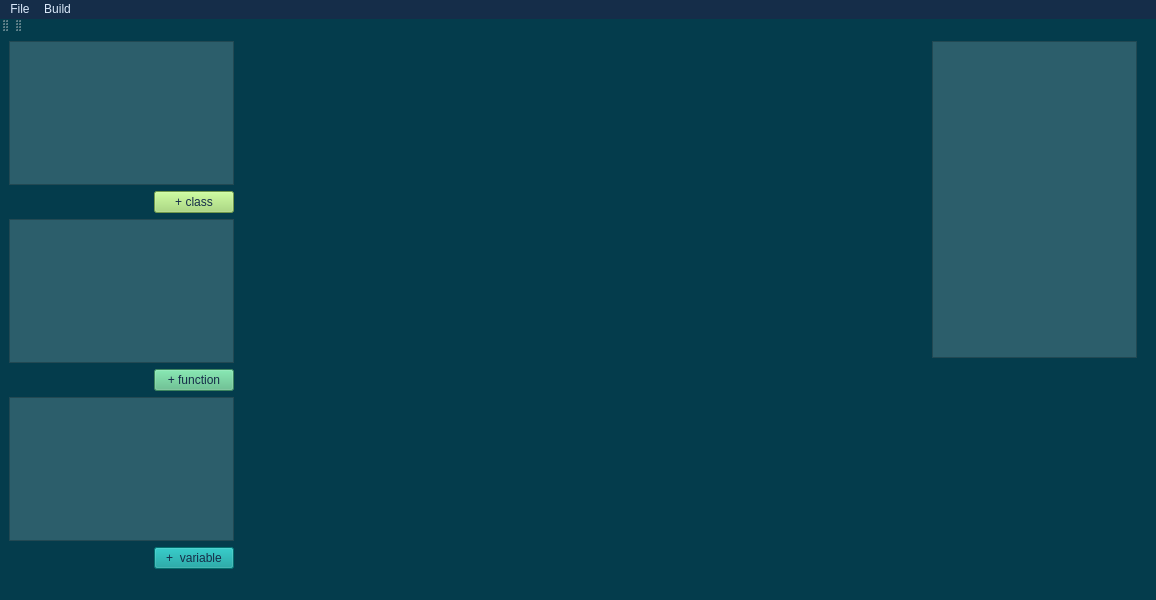
Before: the Qt Designer form mainwindow.ui in Alienso/MainAnt, drawn with Qt 5.
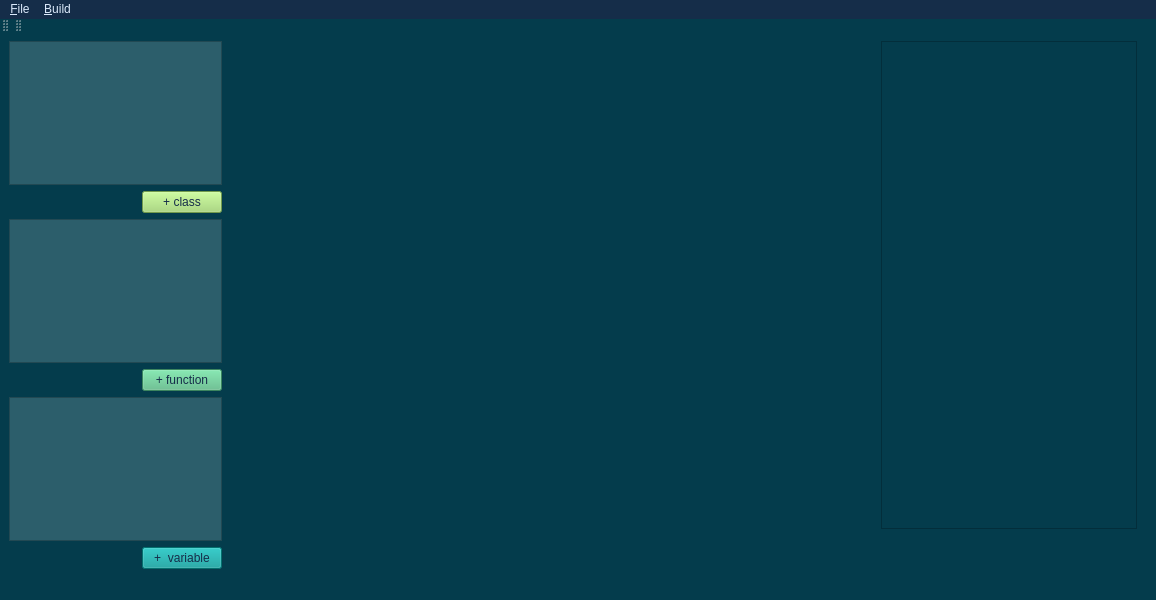
After: the same form once the commit is applied.

What changed in the file:
```diff
--- a/mainwindow.ui
+++ b/mainwindow.ui
@@ -24,7 +24,7 @@
      <verstretch>0</verstretch>
     </sizepolicy>
    </property>
-   <layout class="QHBoxLayout" name="horizontalLayout" stretch="1,3,1">
+   <layout class="QHBoxLayout" name="horizontalLayout" stretch="1,3,0">
     <item>
      <layout class="QVBoxLayout" name="verticalLayout">
       <property name="spacing">
@@ -203,7 +203,7 @@
      </widget>
     </item>
     <item>
-     <layout class="QVBoxLayout" name="verticalLayout_3" stretch="3,2">
+     <layout class="QVBoxLayout" name="verticalLayout_3" stretch="2,0">
       <property name="leftMargin">
        <number>10</number>
       </property>
@@ -211,17 +211,7 @@
        <number>10</number>
       </property>
       <item>
-       <widget class="QListView" name="FunctionsView">
-        <property name="sizePolicy">
-         <sizepolicy hsizetype="Preferred" vsizetype="Preferred">
-          <horstretch>0</horstretch>
-          <verstretch>0</verstretch>
-         </sizepolicy>
-        </property>
-        <property name="styleSheet">
-         <string notr="true">background-color:rgb(44, 94, 107);</string>
-        </property>
-       </widget>
+       <widget class="QListWidget" name="listWidget"/>
       </item>
       <item>
        <spacer name="verticalSpacer">
@@ -246,7 +236,7 @@
      <x>0</x>
      <y>0</y>
      <width>1156</width>
-     <height>22</height>
+     <height>25</height>
     </rect>
    </property>
    <property name="styleSheet">
@@ -255,7 +245,7 @@
    </property>
    <widget class="QMenu" name="menuFile">
     <property name="title">
-     <string>File</string>
+     <string>&amp;File</string>
     </property>
     <addaction name="actionOpen"/>
     <addaction name="actionSave"/>
@@ -263,7 +253,7 @@
    </widget>
    <widget class="QMenu" name="menuBuild">
     <property name="title">
-     <string>Build</string>
+     <string>&amp;Build</string>
     </property>
     <addaction name="actionCompile"/>
     <addaction name="actionRun"/>
```
Left out of the diff: 11 changed lines with no effect on the pictures.
